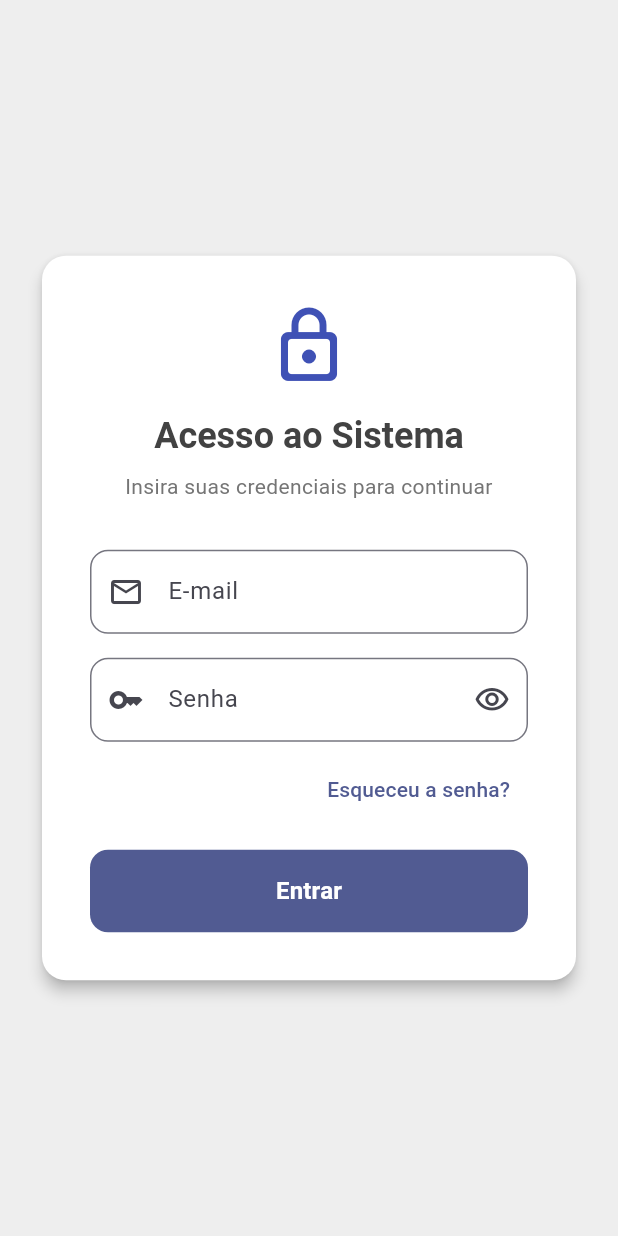
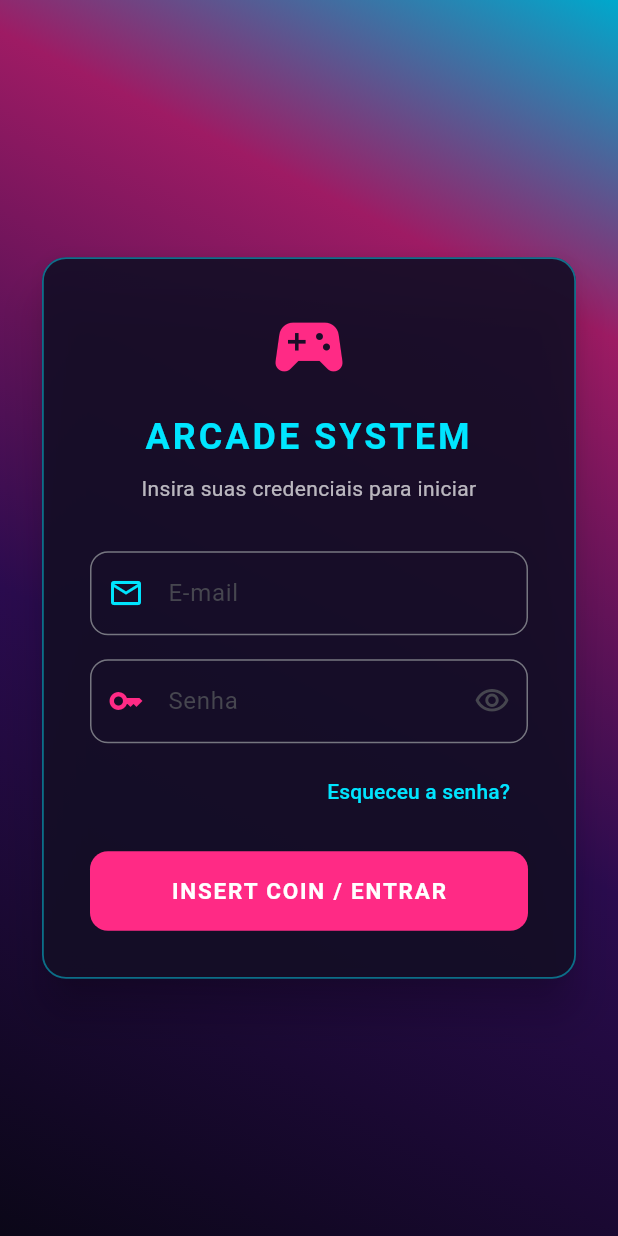
Before and after one commit to WeslleyMartinsBatista/Fliperama_TI, a Flutter app: the screen it shows after launch, on a phone screen of 412 x 824 dp. Run offline on Flutter 3.47's test engine with Material 3 defaults, Android fonts, the phone set to English and light mode, and no system bars.

Commit message:
style: mudança de estilo de LoginView

```diff
--- a/lib/view/LoginView.dart
+++ b/lib/view/LoginView.dart
@@ -7,16 +7,54 @@ class LoginView extends StatefulWidget {
   State<LoginView> createState() => _LoginViewState();
 }
 
-class _LoginViewState extends State<LoginView> {
+class _LoginViewState extends State<LoginView>
+    with SingleTickerProviderStateMixin {
   final _formKey = GlobalKey<FormState>();
   final _emailController = TextEditingController();
   final _passwordController = TextEditingController();
 
+  late final AnimationController _bgController;
+  late final Animation<Alignment> _beginAlignment;
+  late final Animation<Alignment> _endAlignment;
+
   bool _obscurePassword = true;
   bool _isLoading = false;
 
+  // Paleta nostálgica de fliperama: roxo profundo de CRT, magenta neon e ciano retrô
+  static const List<Color> _arcadeGradientColors = [
+    Color(0xFF0B0718), // Fundo escuro estilo gabinete / monitor CRT
+    Color(0xFF2A0B4E), // Roxo arcade clássico
+    Color(0xFF9E1B64), // Magenta/pink retrô
+    Color(0xFF00A8CC), // Ciano neon dos anos 80/90
+  ];
+
+  @override
+  void initState() {
+    super.initState();
+    _bgController = AnimationController(
+      vsync: this,
+      duration: const Duration(seconds: 8),
+    )..repeat(reverse: true);
+
+    final curvedAnimation = CurvedAnimation(
+      parent: _bgController,
+      curve: Curves.easeInOut,
+    );
+
+    _beginAlignment = AlignmentTween(
+      begin: Alignment.topLeft,
+      end: Alignment.bottomLeft,
+    ).animate(curvedAnimation);
+
+    _endAlignment = AlignmentTween(
+      begin: Alignment.bottomRight,
+      end: Alignment.topRight,
+    ).animate(curvedAnimation);
+  }
+
   @override
   void dispose() {
+    _bgController.dispose();
     _emailController.dispose();
     _passwordController.dispose();
     super.dispose();
@@ -33,8 +71,9 @@ class _LoginViewState extends State<LoginView> {
 
       ScaffoldMessenger.of(context).showSnackBar(
         SnackBar(
-          content: Text('Bem-vindo, ${_emailController.text}!'),
-          backgroundColor: Colors.green.shade700,
+          content: Text('PLAYER 1 READY — ${_emailController.text}'),
+          backgroundColor: const Color(0xFF00E5FF),
+          behavior: SnackBarBehavior.floating,
         ),
       );
     }
@@ -43,17 +82,38 @@ class _LoginViewState extends State<LoginView> {
   @override
   Widget build(BuildContext context) {
     return Scaffold(
-      backgroundColor: Colors.grey.shade200,
-      body: Center(
+      body: AnimatedBuilder(
+        animation: _bgController,
+        builder: (context, child) {
+          return Container(
+            width: double.infinity,
+            height: double.infinity,
+            decoration: BoxDecoration(
+              gradient: LinearGradient(
+                begin: _beginAlignment.value,
+                end: _endAlignment.value,
+                colors: _arcadeGradientColors,
+                stops: const [0.0, 0.42, 0.78, 1.0],
+              ),
+            ),
+            child: child,
+          );
+        },
+        // Passar o Center/Form como `child` evita reconstruir o card a cada frame
+        child: Center(
           child: SingleChildScrollView(
             padding: const EdgeInsets.all(24.0),
             child: ConstrainedBox(
               constraints: const BoxConstraints(maxWidth: 400),
               child: Card(
-              elevation: 4,
-              color: Colors.white,
+                elevation: 12,
+                color: const Color(0xFF140D26).withValues(alpha: 0.92),
                 shape: RoundedRectangleBorder(
                   borderRadius: BorderRadius.circular(16),
+                  side: BorderSide(
+                    color: const Color(0xFF00E5FF).withValues(alpha: 0.45),
+                    width: 1.2,
+                  ),
                 ),
                 child: Padding(
                   padding: const EdgeInsets.all(32.0),
@@ -64,26 +124,27 @@ class _LoginViewState extends State<LoginView> {
                       crossAxisAlignment: CrossAxisAlignment.stretch,
                       children: [
                         const Icon(
-                        Icons.lock_outline_rounded,
+                          Icons.sports_esports_rounded,
                           size: 56,
-                        color: Colors.indigo,
+                          color: Color(0xFFFF2A85),
                         ),
                         const SizedBox(height: 16),
                         Text(
-                        'Acesso ao Sistema',
+                          'ARCADE SYSTEM',
                           textAlign: TextAlign.center,
                           style: Theme.of(context).textTheme.headlineSmall
                               ?.copyWith(
                                 fontWeight: FontWeight.bold,
-                              color: Colors.grey.shade800,
+                                letterSpacing: 2.0,
+                                color: const Color(0xFF00E5FF),
                               ),
                         ),
                         const SizedBox(height: 8),
                         Text(
-                        'Insira suas credenciais para continuar',
+                          'Insira suas credenciais para iniciar',
                           textAlign: TextAlign.center,
                           style: Theme.of(context).textTheme.bodyMedium
-                            ?.copyWith(color: Colors.grey.shade600),
+                              ?.copyWith(color: Colors.white70),
                         ),
                         const SizedBox(height: 32),
                         TextFormField(
@@ -92,8 +153,11 @@ class _LoginViewState extends State<LoginView> {
                           textInputAction: TextInputAction.next,
                           decoration: InputDecoration(
                             labelText: 'E-mail',
-                          hintText: 'seu@email.com',
-                          prefixIcon: const Icon(Icons.email_outlined),
+                            hintText: 'player1@arcade.com',
+                            prefixIcon: const Icon(
+                              Icons.email_outlined,
+                              color: Color(0xFF00E5FF),
+                            ),
                             border: OutlineInputBorder(
                               borderRadius: BorderRadius.circular(12),
                             ),
@@ -116,7 +180,10 @@ class _LoginViewState extends State<LoginView> {
                           onFieldSubmitted: (_) => _handleLogin(),
                           decoration: InputDecoration(
                             labelText: 'Senha',
-                          prefixIcon: const Icon(Icons.key_outlined),
+                            prefixIcon: const Icon(
+                              Icons.key_outlined,
+                              color: Color(0xFFFF2A85),
+                            ),
                             suffixIcon: IconButton(
                               icon: Icon(
                                 _obscurePassword
@@ -148,13 +215,18 @@ class _LoginViewState extends State<LoginView> {
                           alignment: Alignment.centerRight,
                           child: TextButton(
                             onPressed: () {},
-                          child: const Text('Esqueceu a senha?'),
+                            child: const Text(
+                              'Esqueceu a senha?',
+                              style: TextStyle(color: Color(0xFF00E5FF)),
+                            ),
                           ),
                         ),
                         const SizedBox(height: 16),
                         FilledButton(
                           onPressed: _isLoading ? null : _handleLogin,
                           style: FilledButton.styleFrom(
+                            backgroundColor: const Color(0xFFFF2A85),
+                            foregroundColor: Colors.white,
                             padding: const EdgeInsets.symmetric(vertical: 16),
                             shape: RoundedRectangleBorder(
                               borderRadius: BorderRadius.circular(12),
@@ -170,10 +242,11 @@ class _LoginViewState extends State<LoginView> {
                                   ),
                                 )
                               : const Text(
-                                'Entrar',
+                                  'INSERT COIN / ENTRAR',
                                   style: TextStyle(
-                                  fontSize: 16,
+                                    fontSize: 15,
                                     fontWeight: FontWeight.bold,
+                                    letterSpacing: 1.2,
                                   ),
                                 ),
                         ),
@@ -185,6 +258,7 @@ class _LoginViewState extends State<LoginView> {
             ),
           ),
         ),
+      ),
     );
   }
 }
```
Lines whose indentation alone changed are shown as unchanged.
